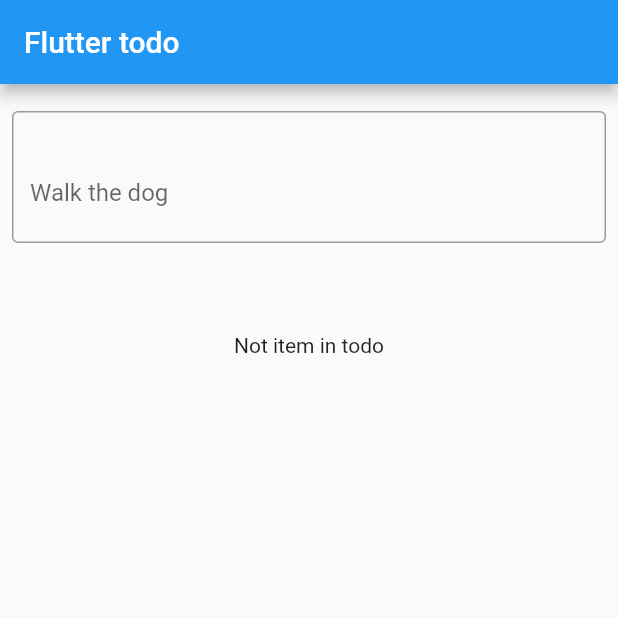
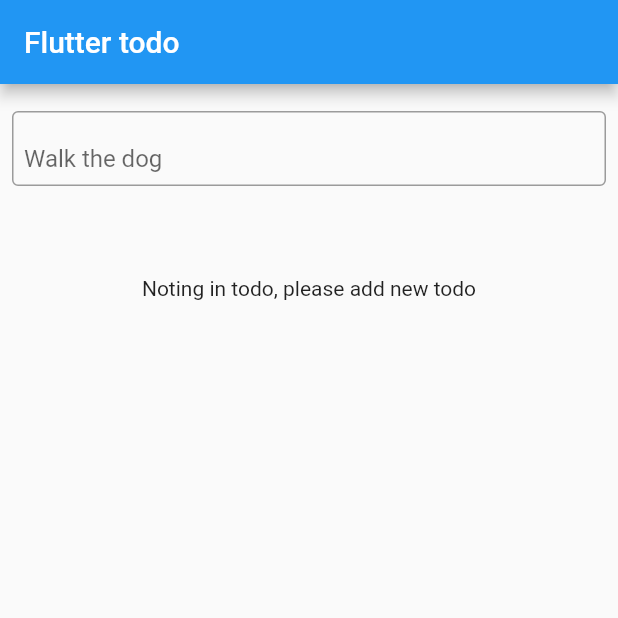
Before and after one commit to paurakhsharma/flutter_bootcamp_2021, a Flutter app: the screen it shows after launch, on a phone screen of 412 x 824 dp, the top half of it. Run offline on Flutter 3.47's test engine with Material 2 defaults, Android fonts, the phone set to English and light mode, and no system bars; our stand-ins replace cloud_firestore, firebase_core; accounts and stored records are empty.

Commit message:
Add Day 2

```diff
--- a/todo/lib/main.dart
+++ b/todo/lib/main.dart
@@ -1,9 +1,13 @@
 import 'dart:io';
 
+import 'package:cloud_firestore/cloud_firestore.dart';
+import 'package:firebase_core/firebase_core.dart';
 import 'package:flutter/foundation.dart';
 import 'package:flutter/material.dart';
 
-void main() {
+void main() async {
+  WidgetsFlutterBinding.ensureInitialized();
+  await Firebase.initializeApp();
   runApp(MyApp());
 }
 
@@ -29,12 +33,12 @@ class HomeScreen extends StatefulWidget {
 
 class _HomeScreenState extends State<HomeScreen> {
   String text = 'Place holder text';
-  List<String> todos = [];
 
   final _textController = TextEditingController();
 
   @override
   Widget build(BuildContext context) {
+    final todoColl = FirebaseFirestore.instance.collection('todos');
     return Scaffold(
         appBar: AppBar(
           title: Text(kIsWeb ? 'Flutter todo web' : 'Flutter todo'),
@@ -44,17 +48,18 @@ class _HomeScreenState extends State<HomeScreen> {
           child: Column(
             children: [
               SizedBox(height: 10),
-              TextField(
+              SizedBox(
+                height: 50,
+                child: TextField(
                   controller: _textController,
                   decoration: InputDecoration(
+                    contentPadding: const EdgeInsets.all(8),
                     hintText: 'Walk the dog',
                     border: OutlineInputBorder(),
                     suffix: IconButton(
                       icon: Icon(Icons.check),
                       onPressed: () {
-                      setState(() {
-                        todos.add(text);
-                      });
+                        todoColl.add({'title': text});
                         _textController.clear();
                       },
                     ),
@@ -65,15 +70,27 @@ class _HomeScreenState extends State<HomeScreen> {
                     });
                   },
                 ),
+              ),
               SizedBox(height: 60),
-              if (todos.isNotEmpty)
               Expanded(
-                  child: ListView.separated(
+                child: StreamBuilder<QuerySnapshot>(
+                  stream: todoColl.snapshots(),
+                  builder: (context, shapshot) {
+                    if (!shapshot.hasData) {
+                      return Center(child: CircularProgressIndicator());
+                    }
+
+                    final documents = shapshot.data.docs;
+
+                    if (documents.isEmpty) {
+                      return Text('Noting in todo, please add new todo');
+                    }
+                    return ListView.separated(
                       itemBuilder: (context, index) {
                         return ListTile(
                           tileColor: Colors.blue,
                           title: Text(
-                          todos[index],
+                            documents[index].data()['title'],
                             style: TextStyle(
                               color: Colors.white,
                               fontSize: 18,
@@ -89,7 +106,8 @@ class _HomeScreenState extends State<HomeScreen> {
                                   return AlertDialog(
                                     title: Text('Edit todo'),
                                     content: TextFormField(
-                                    initialValue: todos[index],
+                                      initialValue:
+                                          documents[index].data()['title'],
                                       onChanged: (value) {
                                         editedText = value;
                                       },
@@ -105,9 +123,9 @@ class _HomeScreenState extends State<HomeScreen> {
                                   );
                                 },
                               );
-                            setState(() {
-                              todos[index] = editedText;
-                            });
+                              todoColl
+                                  .doc(documents[index].id)
+                                  .update({'title': editedText});
                             },
                           ),
                           trailing: IconButton(
@@ -116,19 +134,17 @@ class _HomeScreenState extends State<HomeScreen> {
                               color: Colors.red,
                             ),
                             onPressed: () {
-                            setState(() {
-                              todos.removeAt(index);
-                            });
+                              todoColl.doc(documents[index].id).delete();
                             },
                           ),
                         );
                       },
-                    itemCount: todos.length,
+                      itemCount: documents.length,
                       separatorBuilder: (context, index) => SizedBox(height: 2),
+                    );
+                  },
                 ),
               )
-              else
-                Text('Not item in todo')
             ],
           ),
         ));
--- a/todo/pubspec.yaml
+++ b/todo/pubspec.yaml
@@ -23,6 +23,8 @@ environment:
 dependencies:
   flutter:
     sdk: flutter
+  firebase_core: "^0.7.0"
+  cloud_firestore: "^0.16.0+1"
 
 
   # The following adds the Cupertino Icons font to your application.
```
Also changed, not shown: todo/pubspec.lock, 11 other files. Lines whose indentation alone changed are shown as unchanged.
